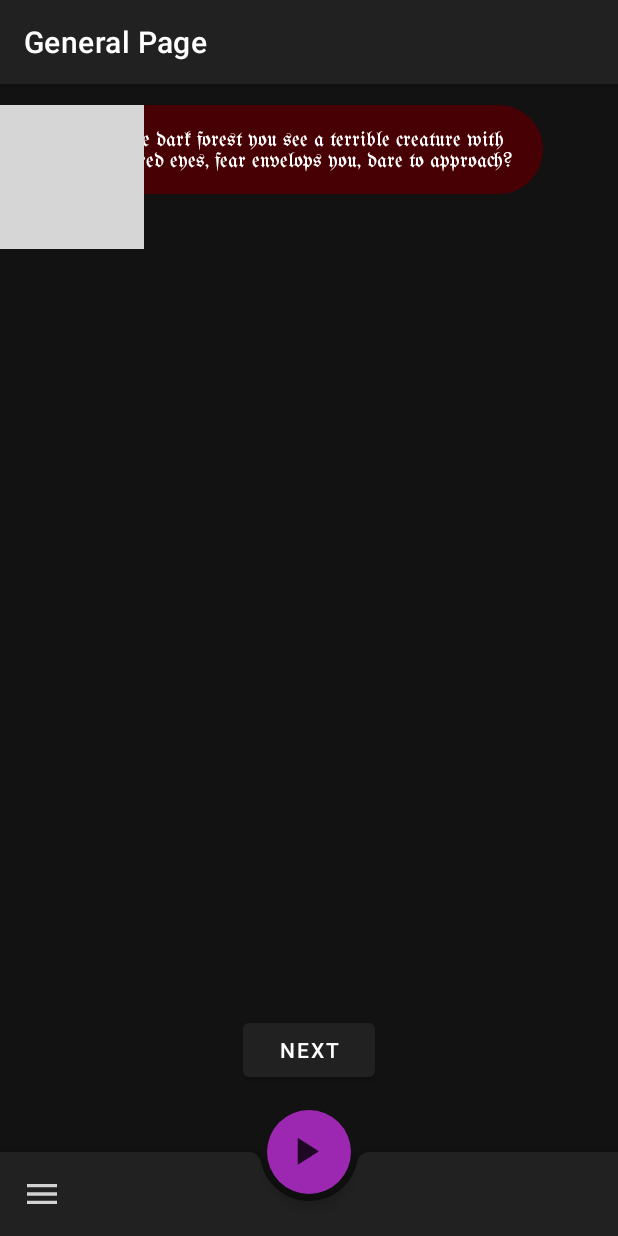
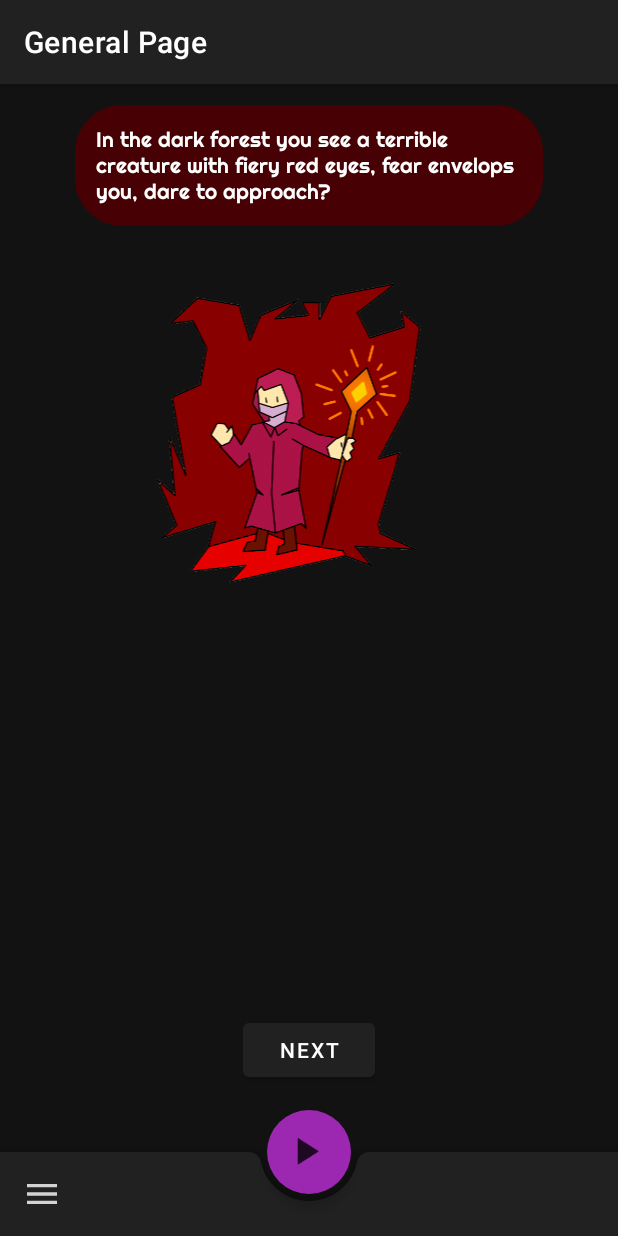
Before and after one commit to Wainow/dwo, an Android app: the FirstFragment screen opened directly, with no data from a screen before it, on a phone screen of 412 x 824 dp. Run offline under Robolectric (Android 15) with nearby library versions, the phone set to English and light mode, and no system bars; pictures from the network do not load; Roboto replaces fonts that are not available here; grey boxes are pictures that could not be loaded.

Commit message:
some beauty update

```diff
--- a/app/src/main/java/com/example/dwo/FirstFragment.java
+++ b/app/src/main/java/com/example/dwo/FirstFragment.java
@@ -10,11 +10,15 @@ import android.view.LayoutInflater;
 import android.view.View;
 import android.view.ViewGroup;
 import android.widget.Button;
+import android.widget.ImageView;
+import android.widget.RelativeLayout;
 import android.widget.TextView;
 
 import androidx.annotation.NonNull;
 import androidx.fragment.app.Fragment;
 import androidx.navigation.fragment.NavHostFragment;
+
+import com.bumptech.glide.Glide;
 
 public class FirstFragment extends Fragment {
 
@@ -23,6 +27,10 @@ public class FirstFragment extends Fragment {
     public TextView textView;
     private Button btn;
     private BroadcastReceiver myBroadcastReceiver;
+    private int resourceId = R.drawable.bigmag;
+    private String imageAddress;
+    private ImageView imageView;
+    private RelativeLayout relative;
 
     @Override
     public View onCreateView(
@@ -37,6 +45,11 @@ public class FirstFragment extends Fragment {
         super.onViewCreated(view, savedInstanceState);
         btn = view.findViewById(R.id.button_first);
         textView = view.findViewById(R.id.textview_first);
+        imageAddress = "android.resource://"  + view.getContext().getPackageName() + "/" + resourceId;
+        imageView = view.findViewById(R.id.mag_img);
+        Glide.with(view.getContext()).load(imageAddress).into(imageView);
+        relative = view.findViewById(R.id.fragment_first);
+
         final Intent intentMyIntentService = new Intent(getActivity(), MyIntentService.class);
 
         view.findViewById(R.id.button_first).setOnClickListener(new View.OnClickListener() {
--- a/app/src/main/res/layout/fragment_first.xml
+++ b/app/src/main/res/layout/fragment_first.xml
@@ -20,7 +20,7 @@
         android:text="In the dark forest you see a terrible creature with fiery red eyes, fear envelops you, dare to approach?"
         android:textColor="@color/colorWhite"
         android:padding="14dp"
-        app:customFont="fonts/UnifrakturMaguntia-Regular.ttf"/>
+        app:customFont="fonts/Righteous-Regular.ttf"/>
 
     <Button
         android:id="@+id/button_first"
@@ -34,7 +34,8 @@
     <ImageView
         android:id="@+id/mag_img"
         android:layout_alignTop="@id/textview_first"
-        android:layout_width="wrap_content"
-        android:layout_height="wrap_content"
-        android:src="@drawable/verymag"/>
+        android:layout_width="250dp"
+        android:layout_height="250dp"
+        android:layout_marginTop="100dp"
+        android:layout_centerHorizontal="true" />
 </RelativeLayout>
```
Also changed, not shown: app/src/main/res/drawable/bigmag.png (added), app/src/main/res/drawable/bigmag_low.png (added), app/src/main/res/drawable/bigmag_lowest.png (added), app/src/main/res/drawable/tt.png (added).
